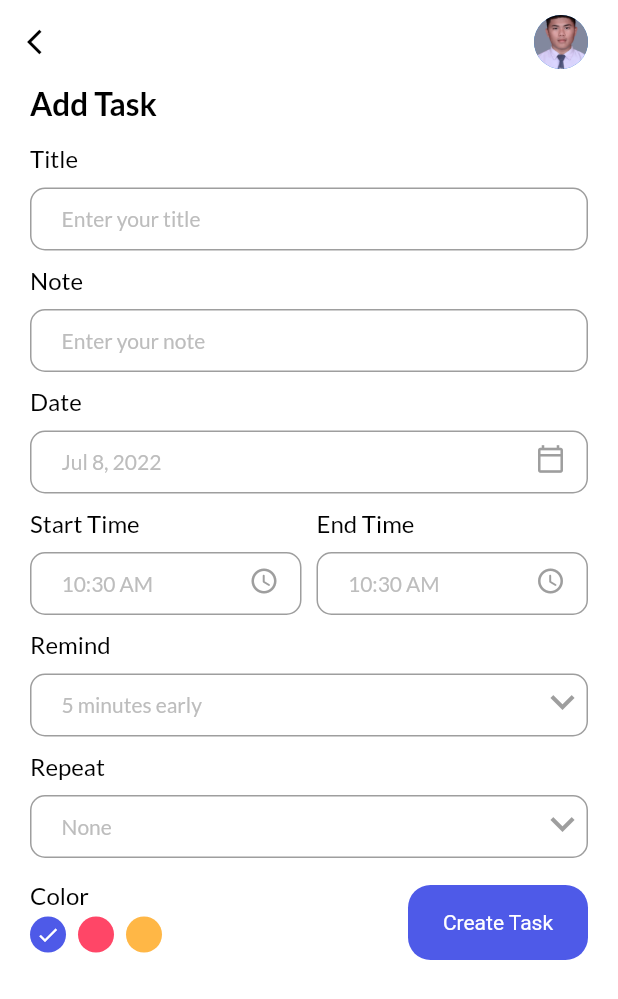
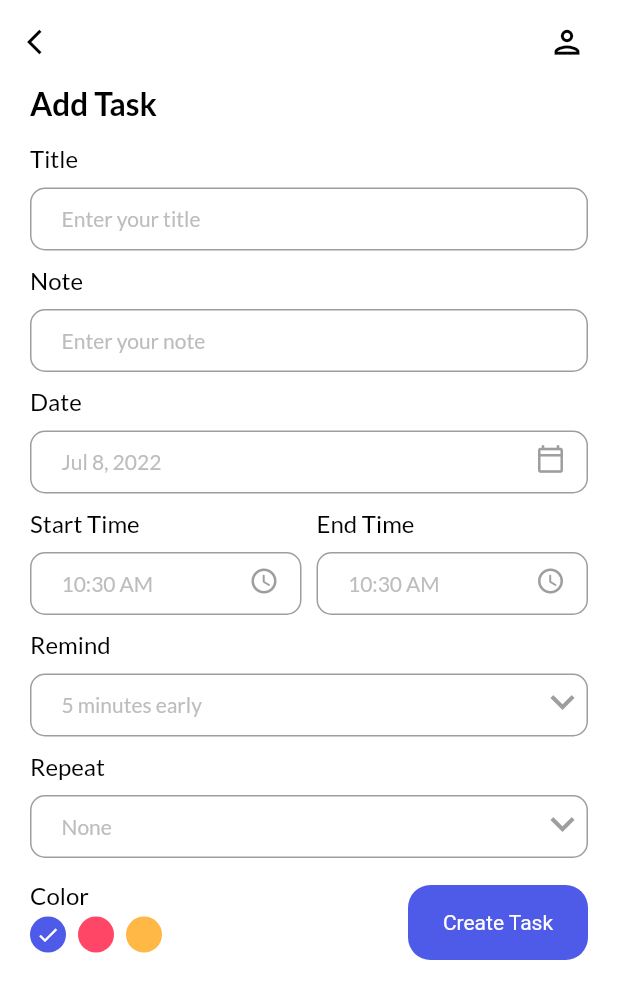
Before and after one commit to 4amshin/note_-, a Flutter app: the screen it shows after launch, after a tap on "+ Add Task", on a phone screen of 412 x 824 dp. Shown: the top 999 px of the screen. Run offline on Flutter 3.47's test engine with Material 2 defaults, Android fonts, the phone set to English and light mode, and no system bars; our stand-ins replace date_picker_timeline, flutter_local_notifications, flutter_native_timezone, flutter_staggered_animations, get, get_storage and 3 more; accounts and stored records are empty.

Commit message:
step-10.splash_screen

```diff
--- /dev/null
+++ b/l10n.yaml
@@ -0,0 +1,5 @@
+arb-dir: lib.l10n
+
+template-arb-file: app_id.arb
+
+output-localization-file: app_localizations.dart
--- a/lib/main.dart
+++ b/lib/main.dart
@@ -4,6 +4,7 @@
 import 'package:note_3/db/db_helper.dart';
 import 'package:note_3/ui/home_page.dart';
 import 'package:note_3/services/theme_service.dart';
+import 'package:note_3/ui/splash_screen.dart';
 import 'package:note_3/ui/theme.dart';
 
 Future<void> main() async {
@@ -25,7 +26,7 @@
       theme: Themes.lightMode,
       darkTheme: Themes.darkMode,
       themeMode: ThemeService().theme,
-      home: const HomePage(),
+      home: const SplashScreen(),
     );
   }
 }
--- a/lib/ui/add_task.dart
+++ b/lib/ui/add_task.dart
@@ -3,6 +3,7 @@
 import 'package:intl/intl.dart';
 import 'package:note_3/controller/task_controller.dart';
 import 'package:note_3/models/task.dart';
+import 'package:note_3/ui/profil_page.dart';
 import 'package:note_3/ui/theme.dart';
 import 'package:note_3/widget/button.dart';
 import 'package:note_3/widget/input_field.dart';
@@ -268,14 +269,22 @@
           color: Get.isDarkMode ? Colors.white : Colors.black,
         ),
       ),
-      actions: const [
-        CircleAvatar(
-          radius: 18,
-          backgroundImage: AssetImage(
-            "assets/images/profile_3.jpg",
-          ),
+      actions: [
+        // const CircleAvatar(
+        //   radius: 18,
+        //   backgroundImage: AssetImage(
+        //     "assets/images/profile_3.jpg",
+        //   ),
+        // ),
+        IconButton(
+          icon: const Icon(Icons.person_outlined),
+          color: Get.isDarkMode ? Colors.white : Colors.black,
+          iconSize: 25,
+          onPressed: () {
+            Get.to(const ProfilePage());
+          },
         ),
-        SizedBox(width: 20),
+        const SizedBox(width: 10),
       ],
     );
   }
--- a/lib/ui/notified_page.dart
+++ b/lib/ui/notified_page.dart
@@ -17,6 +17,7 @@
     return Scaffold(
       appBar: AppBar(
         backgroundColor: Get.isDarkMode ? Colors.grey[600] : Colors.white,
+        elevation: 0,
         leading: IconButton(
           icon: const Icon(Icons.arrow_back_ios),
           color: Get.isDarkMode ? Colors.white : Colors.black,
@@ -39,7 +40,8 @@
           width: 300,
           decoration: BoxDecoration(
             borderRadius: BorderRadius.circular(20),
-            color: noteClr,
+            color: noteClr ??
+                primaryClr, //if Color is null or noteClr.isEmpty the use primaryClr
           ),
           child: Center(
             child: Text(
--- /dev/null
+++ b/lib/ui/splash_screen.dart
@@ -0,0 +1,60 @@
+import 'dart:async';
+
+import 'package:flutter/material.dart';
+import 'package:get/get.dart';
+import 'package:note_3/ui/home_page.dart';
+import 'package:note_3/ui/theme.dart';
+
+class SplashScreen extends StatefulWidget {
+  const SplashScreen({Key? key}) : super(key: key);
+
+  @override
+  State<SplashScreen> createState() => _SplashScreenState();
+}
+
+class _SplashScreenState extends State<SplashScreen> {
+  @override
+  void initState() {
+    super.initState();
+    Timer(const Duration(seconds: 2), () => Get.to(const HomePage()));
+  }
+
+  @override
+  Widget build(BuildContext context) {
+    return Scaffold(
+      backgroundColor: primaryClr,
+      body: Center(
+        child: Column(
+          mainAxisAlignment: MainAxisAlignment.center,
+          crossAxisAlignment: CrossAxisAlignment.center,
+          children: [
+            SizedBox(
+              height: 100,
+              width: 100,
+              child: Image.asset('assets/images/action_white.png'),
+            ),
+            const SizedBox(height: 20),
+            const Text(
+              'Create By Rely Arfadillah',
+              style: TextStyle(
+                  color: Colors.white,
+                  fontSize: 15,
+                  fontWeight: FontWeight.bold),
+            ),
+            const Text(
+              '2004411285',
+              style: TextStyle(
+                  color: Colors.white,
+                  fontSize: 15,
+                  fontWeight: FontWeight.bold),
+            ),
+            const SizedBox(height: 20),
+            const CircularProgressIndicator(
+              color: Colors.white,
+            )
+          ],
+        ),
+      ),
+    );
+  }
+}
```
Also changed, not shown: lib/services/notification_service.dart (+22 -1 lines), lib/ui/home_page.dart (+9 -3 lines), lib/ui/profil_page.dart (added, +51 -0 lines), pubspec.yaml (+7 -0 lines), assets/images/action.png (added), assets/images/action_white.png (added), pubspec.lock, 16 other files.
